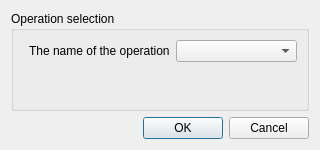
Neitron-byte/VKR, file modeselectialog.ui: the form before one commit.
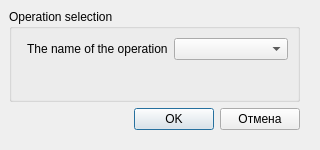
The form after the commit.

Diff of the .ui file:
```diff
--- a/modeselectialog.ui
+++ b/modeselectialog.ui
@@ -13,6 +13,15 @@
   <property name="windowTitle">
    <string>Dialog</string>
   </property>
+  <widget class="QWidget" name="">
+   <property name="geometry">
+    <rect>
+     <x>9</x>
+     <y>9</y>
+     <width>291</width>
+     <height>121</height>
+    </rect>
+   </property>
   <layout class="QVBoxLayout" name="verticalLayout">
    <item>
     <widget class="QGroupBox" name="groupBox">
@@ -38,16 +47,38 @@
     </widget>
    </item>
    <item>
-    <widget class="QDialogButtonBox" name="buttonBox">
+     <layout class="QHBoxLayout" name="horizontalLayout_2">
+      <item>
+       <spacer name="horizontalSpacer">
      <property name="orientation">
       <enum>Qt::Horizontal</enum>
      </property>
-     <property name="standardButtons">
-      <set>QDialogButtonBox::Cancel|QDialogButtonBox::Ok</set>
-     </property>
-    </widget>
-   </item>
-  </layout>
+        <property name="sizeHint" stdset="0">
+         <size>
+          <width>40</width>
+          <height>20</height>
+         </size>
+        </property>
+       </spacer>
+      </item>
+      <item>
+       <widget class="QPushButton" name="pushButton_OK">
+        <property name="text">
+         <string>OK</string>
+        </property>
+       </widget>
+      </item>
+      <item>
+       <widget class="QPushButton" name="pushButton_Cancel">
+        <property name="text">
+         <string>Отмена</string>
+        </property>
+       </widget>
+      </item>
+     </layout>
+    </item>
+   </layout>
+  </widget>
  </widget>
  <resources/>
  <connections>
```
Left out of the diff: 35 changed lines with no effect on the pictures. Lines whose indentation alone changed are shown as unchanged.
